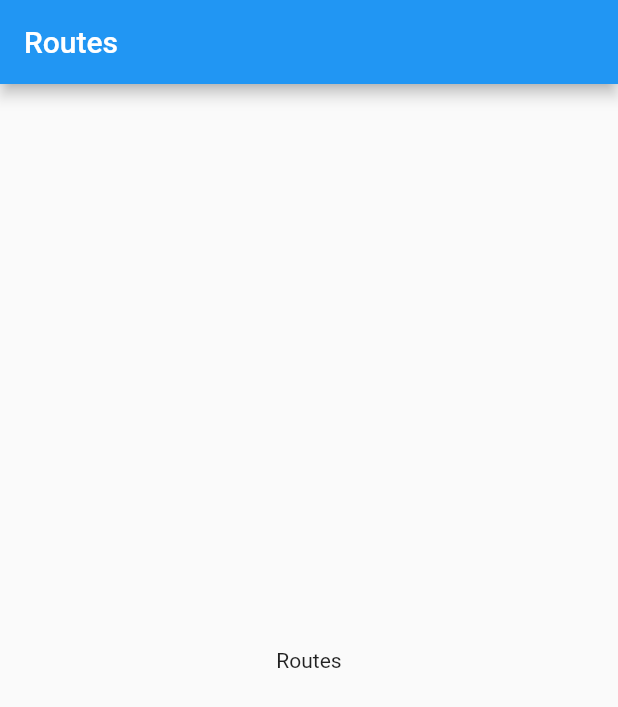
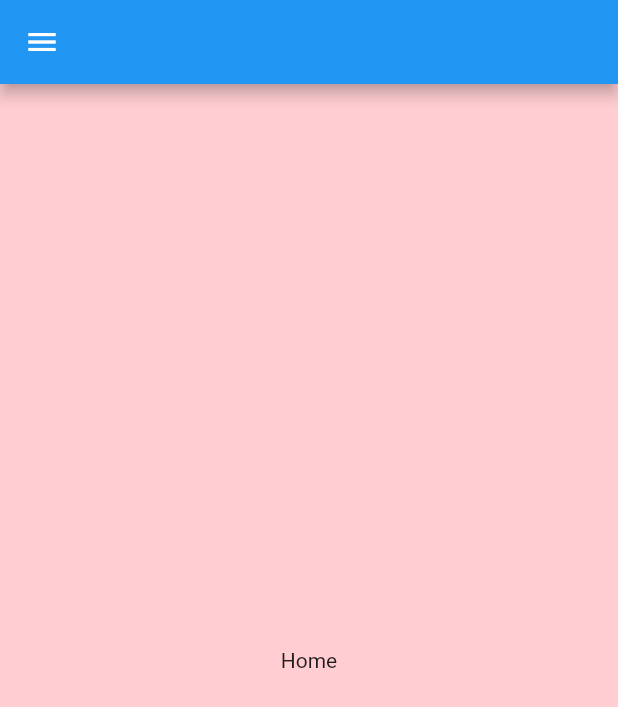
Before and after one commit to ilart1991/Dart_basics, a Flutter app: the screen it shows after launch, on a phone screen of 412 x 824 dp. Shown: the top 707 px of the screen. Run offline on Flutter 3.47's test engine with Material 2 defaults, Android fonts, the phone set to English and light mode, and no system bars; our stand-ins replace carousel_slider, fluro, flutter_svg.

```diff
--- a/seven_lesson/lib/main.dart
+++ b/seven_lesson/lib/main.dart
@@ -1,23 +1,18 @@
+import 'dart:convert';
+
 import 'package:flutter/material.dart';
-import 'package:fluro/fluro.dart';
+import 'package:seven_lesson/parts/vars.dart';
+import 'fetch_file.dart';
+import 'parts/my_app.dart';
+import 'parts/fluro_router.dart';
 
 void main() {
   runApp(MyApp());
-}
-
-class MyApp extends StatelessWidget {
-  @override
-  Widget build(BuildContext context) {
-    return MaterialApp(
-      title: 'Flutter Demo',
-      debugShowCheckedModeBanner: false,
-      theme: ThemeData(
-        primarySwatch: Colors.blue,
-        visualDensity: VisualDensity.adaptivePlatformDensity,
-      ),
-      home: MyHomePage(),
-    );
-  }
+  fetchFileFromAssets("assets/artists.json").then((jsonData) => {
+        jsonList = json.decode(jsonData),
+        jsonMap = {for (var v in jsonList) v["name"]: v["about"]},
+        print(jsonMap.keys),
+      });
 }
 
 class MyHomePage extends StatefulWidget {
@@ -28,21 +23,16 @@ class MyHomePage extends StatefulWidget {
 
 class _MyHomePageState extends State<MyHomePage> {
   @override
+  initState() {
+    super.initState();
+    RouterFluro.initRoutes();
+  }
+
+  @override
   Widget build(BuildContext context) {
-    return Scaffold(
-      appBar: AppBar(
-        title: Text('Routes'),
-      ),
-      body: Center(
-        child: Column(
-          mainAxisAlignment: MainAxisAlignment.center,
-          children: <Widget>[
-            Text(
-              'Routes',
-            ),
-          ],
-        ),
-      ),
+    return MaterialApp(
+      initialRoute: "home",
+      onGenerateRoute: RouterFluro.fluroRouter.generator,
     );
   }
 }
--- /dev/null
+++ b/seven_lesson/lib/pages/page_home.dart
@@ -0,0 +1,19 @@
+import 'package:flutter/material.dart';
+import 'package:seven_lesson/widgets/my_drawer.dart';
+
+class PageHome extends StatelessWidget {
+  const PageHome({super.key});
+
+  @override
+  Widget build(BuildContext context) {
+    return Scaffold(
+      appBar: AppBar(),
+      drawer: myDrawer,
+      backgroundColor: Colors.red[100],
+      body: Center(
+          child: Text(
+        "Home",
+      )),
+    );
+  }
+}
--- /dev/null
+++ b/seven_lesson/lib/parts/fluro_router.dart
@@ -0,0 +1,37 @@
+import 'package:fluro/fluro.dart';
+import 'package:flutter/material.dart';
+import 'package:seven_lesson/main.dart';
+import 'package:seven_lesson/pages/page_home.dart';
+
+import '../pages/page_artists.dart';
+import '../pages/page_details.dart';
+
+class RouterFluro {
+  static FluroRouter fluroRouter = FluroRouter();
+
+  static var homeHandler = Handler(
+      handlerFunc: (BuildContext? context, Map<String, dynamic> params) {
+    return PageHome();
+  });
+
+  static var artistsHandler = Handler(
+      handlerFunc: (BuildContext? context, Map<String, dynamic> params) {
+    return PageArtists();
+  });
+
+  static var detailsHandler = Handler(
+      handlerFunc: (BuildContext? context, Map<String, dynamic> params) {
+    return PageDetails(
+      artistData: params["artistData"][0],
+    );
+  });
+
+  static initRoutes() {
+    fluroRouter.define("home",
+        handler: homeHandler, transitionType: TransitionType.native);
+    fluroRouter.define("artists",
+        handler: artistsHandler, transitionType: TransitionType.native);
+    fluroRouter.define("details/:artistData",
+        handler: detailsHandler, transitionType: TransitionType.fadeIn);
+  }
+}
--- /dev/null
+++ b/seven_lesson/lib/parts/my_app.dart
@@ -0,0 +1,17 @@
+import 'package:flutter/material.dart';
+import 'package:seven_lesson/main.dart';
+
+class MyApp extends StatelessWidget {
+  @override
+  Widget build(BuildContext context) {
+    return MaterialApp(
+      title: 'Flutter Demo',
+      debugShowCheckedModeBanner: false,
+      theme: ThemeData(
+        primarySwatch: Colors.blue,
+        visualDensity: VisualDensity.adaptivePlatformDensity,
+      ),
+      home: MyHomePage(),
+    );
+  }
+}
--- /dev/null
+++ b/seven_lesson/lib/widgets/my_drawer.dart
@@ -0,0 +1,8 @@
+import 'package:flutter/material.dart';
+import 'package:seven_lesson/parts/vars.dart';
+
+Drawer myDrawer = Drawer(
+  child: Container(
+    child: (drawerList),
+  ),
+);
--- a/seven_lesson/pubspec.yaml
+++ b/seven_lesson/pubspec.yaml
@@ -59,8 +59,8 @@ flutter:
   uses-material-design: true
 
   # To add assets to your application, add an assets section, like this:
-  # assets:
-  #   - images/a_dot_burr.jpeg
+  assets:
+    - assets/
   #   - images/a_dot_ham.jpeg
 
   # An image asset can refer to one or more resolution-specific "variants", see
```
Also changed, not shown: seven_lesson/lib/pages/page_artists.dart (added, +17 -0 lines), seven_lesson/lib/pages/page_details.dart (added, +33 -0 lines), seven_lesson/lib/parts/breakfast.dart (added, +25 -0 lines), seven_lesson/lib/parts/vars.dart (added, +54 -0 lines).
